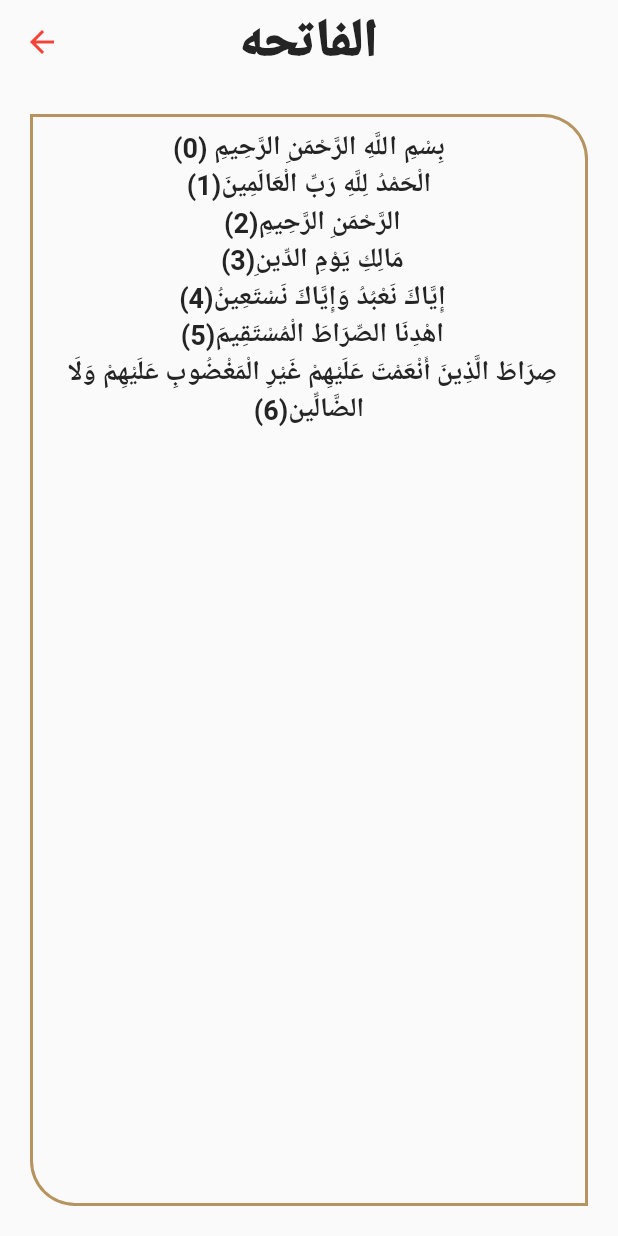
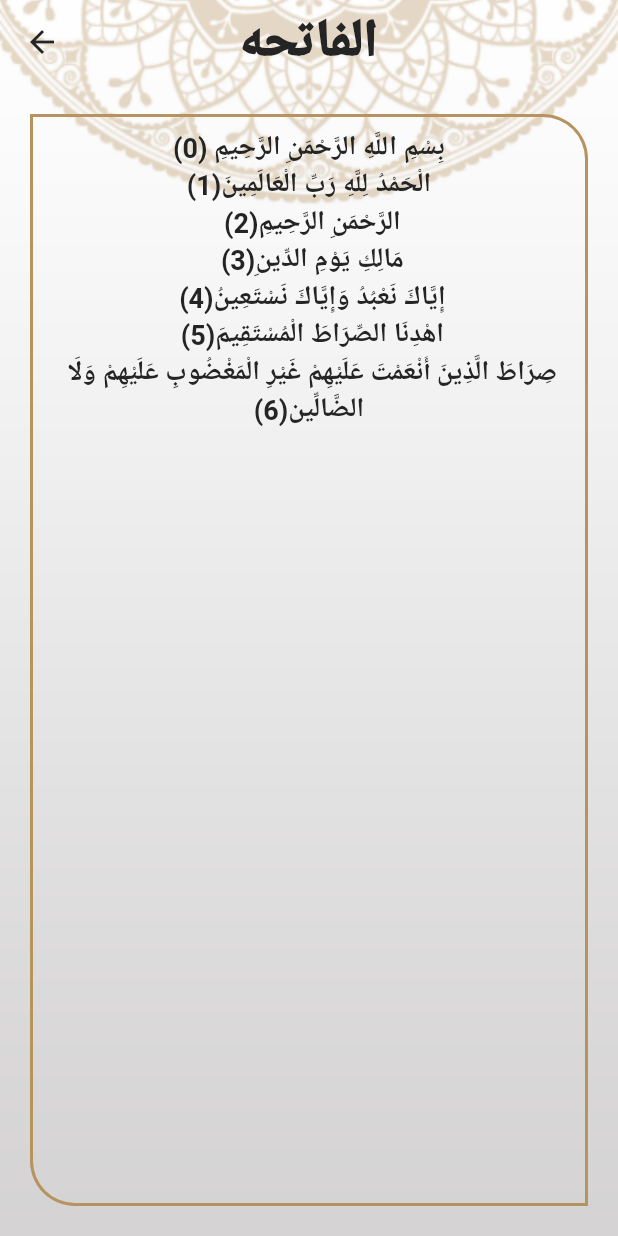
Before and after one commit to Zewin101/islami-done, a Flutter app: the screen it shows after launch, after a tap on "الفاتحه", on a phone screen of 412 x 824 dp. Run offline on Flutter 3.47's test engine with Material 2 defaults, Android fonts, the phone set to English and light mode, and no system bars; generated files the repository leaves out were written again.

Commit message:
CREATE BACGROUND DARD

```diff
--- a/lib/home/home_screen.dart
+++ b/lib/home/home_screen.dart
@@ -54,7 +54,6 @@ class HomeScreen extends StatelessWidget {
                   provider.language
                       ? provider.changeLanguage('ar')
                       : provider.changeLanguage('an');
-
                   provider.language = !provider.language;
                 },
                 icon: Icon(
@@ -73,7 +72,7 @@ class HomeScreen extends StatelessWidget {
                 },
                 icon: Icon(
                   provider.mode == ThemeMode.dark
-                      ? Icons.nightlight_rounded
+                      ? Icons.nightlight_outlined
                       : Icons.light_mode,
                 ),
               ),
--- a/lib/langauge_Theme_BottomSheet/bottomSheetLangauge.dart
+++ b/lib/langauge_Theme_BottomSheet/bottomSheetLangauge.dart
@@ -2,7 +2,7 @@ import 'package:flutter/material.dart';
 import 'package:islami/my_theme.dart';
 import 'package:islami/provider/myProvider.dart';
 import 'package:provider/provider.dart';
-import 'package:flutter_gen/gen_l10n/app_localizations.dart';
+
 
 class bottomSheetLangauge extends StatelessWidget {
   @override
--- a/lib/provider/myProvider.dart
+++ b/lib/provider/myProvider.dart
@@ -4,7 +4,7 @@ import 'package:islami/my_theme.dart';
 class MyProvider extends ChangeNotifier {
   String languageLocal = 'en';
   int currentIndex = 0;
-  ThemeMode mode = ThemeMode.dark;
+  ThemeMode mode = ThemeMode.light;
   bool language = true;
   Color colorIcon = Colors.black;
   bool modTheme = false;
@@ -39,13 +39,9 @@ class MyProvider extends ChangeNotifier {
     currentIndex = index;
     notifyListeners();
   }
-
   String changeBackGround() {
-    notifyListeners();
-    // return mode==ThemeMode.light?'assets/images/background.png':'assets/images/backgDark.png';
-
     if (mode == ThemeMode.dark) {
-      return 'assets/images/backgDark.png';
+      return 'assets/images/background.png';
     } else
       return 'assets/images/background.png';
   }
```
Also changed, not shown: assets/images/bg.png (added), pubspec.lock.
